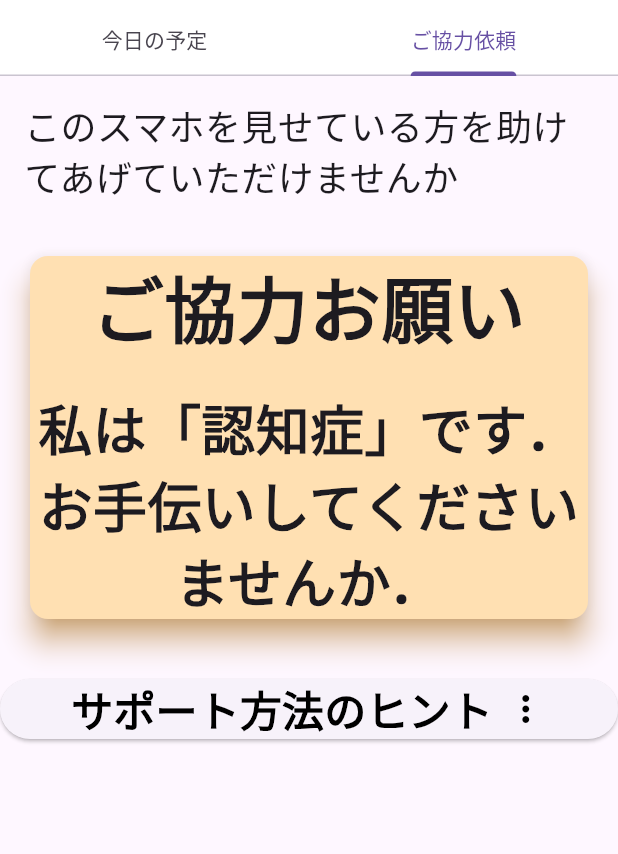
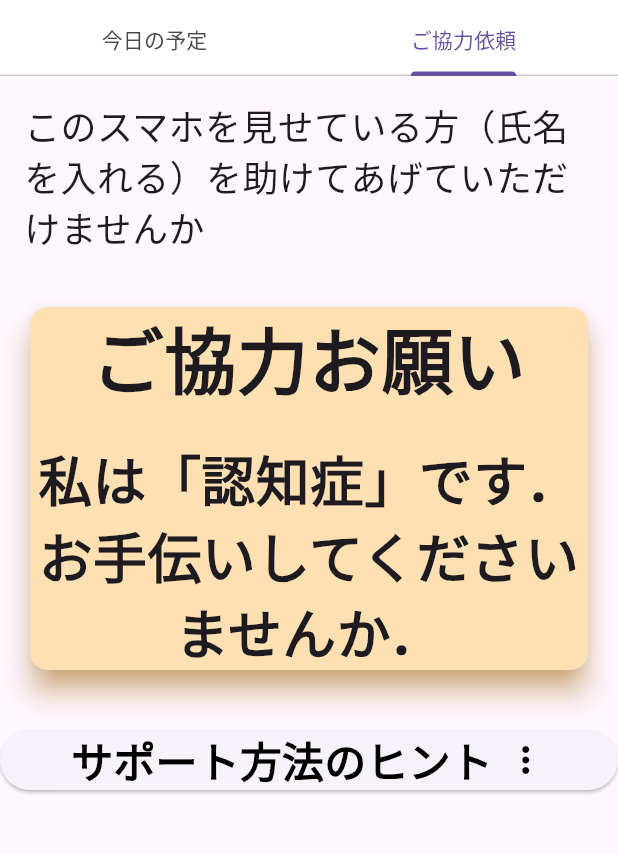
Before and after one commit to nabe33/Gojo2024, a Flutter app: the Placeholder screen opened directly, on a phone screen of 412 x 824 dp, the part 80-934 px from its top. Run offline on Flutter 3.47's test engine with Material 3 defaults, Android fonts, the phone set to English and light mode, and no system bars; our stand-ins replace audioplayers, cloud_firestore, firebase_auth, firebase_core, vibration; accounts and stored records are empty; generated files the repository leaves out were written again.

Commit message:
add support1.dart

```diff
--- a/lib/fixed_supports/support1.dart
+++ b/lib/fixed_supports/support1.dart
@@ -64,7 +64,7 @@ class Placeholder extends StatelessWidget {
                   SizedBox(
                     child: Container(
                       padding: EdgeInsets.all(16),
-                      child: Text('このスマホを見せている方を助けてあげていただけませんか',
+                      child: Text('このスマホを見せている方（氏名を入れる）を助けてあげていただけませんか',
                           style: TextStyle(fontSize: 24)),
                     ),
                   ),
```
Also changed, not shown: 1 other file.
